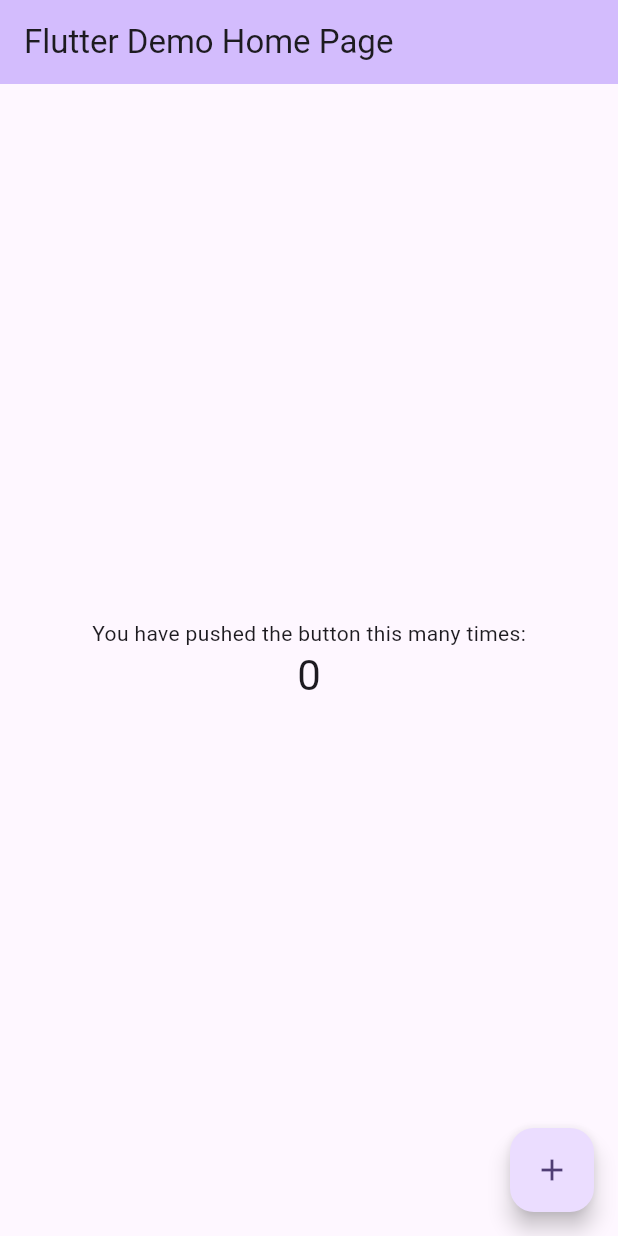
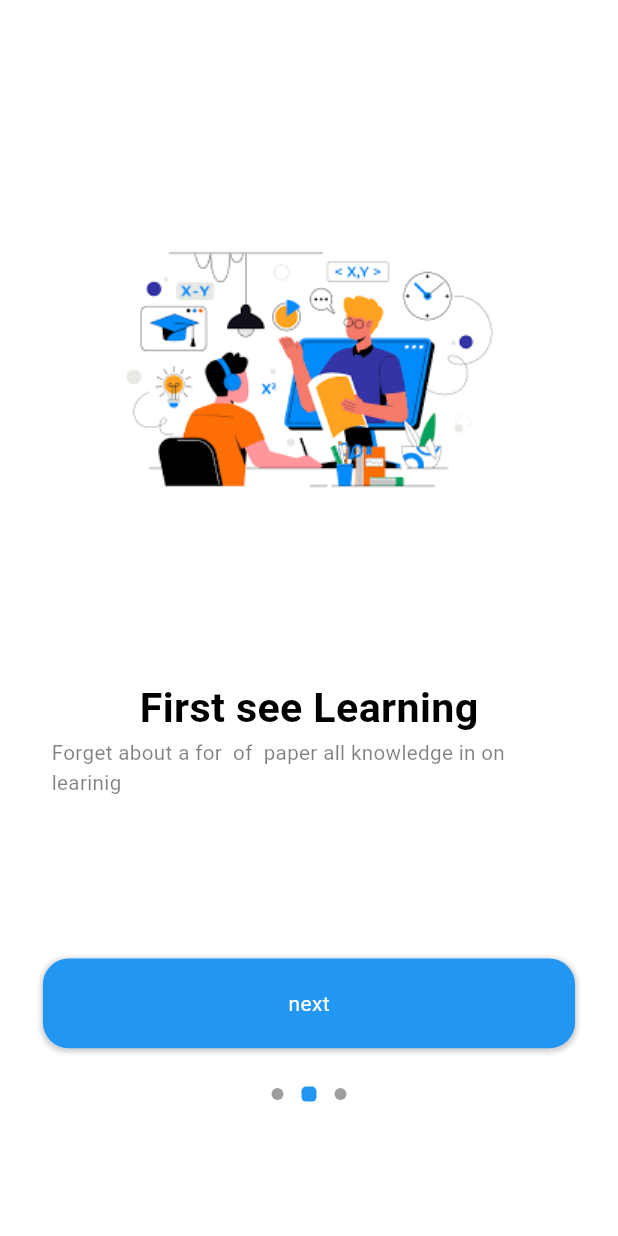
Before and after one commit to biftu123/flutterbloc, a Flutter app: the screen it shows after launch, on a phone screen of 412 x 824 dp. Run offline on Flutter 3.47's test engine with Material 3 defaults, Android fonts, the phone set to English and light mode, and no system bars; drawn by our look-alikes of dots_indicator; our stand-ins replace flutter_bloc, flutter_screenutil.

Commit message:
i finshied well come page

```diff
--- /dev/null
+++ b/lib/Pages/myHomepage.dart
@@ -0,0 +1,15 @@
+import 'package:flutter/material.dart';
+
+class Myhomepage extends StatefulWidget {
+  const Myhomepage({super.key});
+
+  @override
+  State<Myhomepage> createState() => _MyhomepageState();
+}
+
+class _MyhomepageState extends State<Myhomepage> {
+  @override
+  Widget build(BuildContext context) {
+    return const Placeholder();
+  }
+}
--- /dev/null
+++ b/lib/Pages/wellcome.dart
@@ -0,0 +1,155 @@
+import 'package:dots_indicator/dots_indicator.dart';
+import 'package:flutter/material.dart';
+import 'package:flutter_bloc/flutter_bloc.dart';
+import 'package:flutter_screenutil/flutter_screenutil.dart';
+import 'package:flutterbloc/Pages/myHomepage.dart';
+import 'package:flutterbloc/bloc/wellcome/wellbloc.dart';
+import 'package:flutterbloc/bloc/wellcome/wellcome_event.dart';
+import 'package:flutterbloc/bloc/wellcome/wellcome_state.dart';
+
+class Wellcome extends StatefulWidget {
+  const Wellcome({super.key});
+
+  @override
+  State<Wellcome> createState() => _WellcomeState();
+}
+
+class _WellcomeState extends State<Wellcome> {
+  PageController controller = PageController();
+  @override
+  Widget build(BuildContext context) {
+    return Container(
+      color: Colors.white,
+      child: Scaffold(
+          backgroundColor: Colors.white,
+          body: BlocBuilder<Wellbloc, WellcomeState>(
+            builder: (context, state) {
+              return Container(
+                margin: EdgeInsets.only(top: 34.h),
+                width: 375.w,
+                child: Stack(
+                  alignment: Alignment.topCenter,
+                  children: [
+                    PageView(
+                      controller: controller,
+                      onPageChanged: (index) {
+                        state.page = index;
+                        BlocProvider.of<Wellbloc>(context).add(WellcomeEvent());
+                      },
+                      children: [
+                        _pages(
+                            1,
+                            context,
+                            "First see Learning",
+                            "Forget about a for  of  paper all knowledge in on learinig",
+                            'next',
+                            'assets/images/learn2.png'),
+                        _pages(
+                            2,
+                            context,
+                            "Connnect with Everone",
+                            "Always keep touch with your tutor & friend. let's get connected",
+                            'next',
+                            'assets/images/learn2.png'),
+                        _pages(
+                            3,
+                            context,
+                            "Alaways Fasineted Learning",
+                            "Anywhere,anytime,the time is your discretion so study whenever you want",
+                            'get started',
+                            'assets/images/learn2.png'),
+                      ],
+                    ),
+                    Positioned(
+                        bottom: 70.h,
+                        child: DotsIndicator(
+                          position: state.page.toDouble(),
+                          dotsCount: 3,
+                          mainAxisAlignment: MainAxisAlignment.center,
+                          decorator: const DotsDecorator(
+                            color: Colors.grey,
+                            activeColor: Colors.blue,
+                            size: Size.square(8.0),
+                            activeSize: Size.square(10.0),
+                            activeShape: RoundedRectangleBorder(
+                                borderRadius:
+                                    BorderRadius.all(Radius.circular(3))),
+                          ),
+                        ))
+                  ],
+                ),
+              );
+            },
+          )),
+    );
+  }
+
+  Widget _pages(int index, BuildContext context, String title, String subtitle,
+      String Buttonname, String imagepath) {
+    return Column(
+      children: [
+        SizedBox(
+            width: 345.w,
+            height: 345.h,
+            child: Image.asset(
+              imagepath,
+            )),
+        Text(
+          title,
+          style: TextStyle(
+              color: Colors.black,
+              fontSize: 24.sp,
+              fontWeight: FontWeight.bold),
+        ),
+        Container(
+          width: 375.w,
+          padding: EdgeInsets.only(left: 30.w, right: 30.w),
+          child: Text(
+            subtitle,
+            style: TextStyle(
+                // ignore: deprecated_member_use
+                color: Colors.black.withOpacity(0.5),
+                fontSize: 12.sp,
+                fontWeight: FontWeight.normal),
+          ),
+        ),
+        GestureDetector(
+          onTap: () {
+            if (index < 3) {
+              controller.animateToPage(
+                index,
+                duration: const Duration(milliseconds: 1000),
+                curve: Curves.easeIn,
+              );
+            } else {
+              Navigator.of(context)
+                  .push(MaterialPageRoute(builder: (context) => Myhomepage()));
+            }
+          },
+          child: Container(
+            margin: EdgeInsets.only(top: 90.h, left: 25.w, right: 25.w),
+            width: 325.w,
+            height: 50.h,
+            decoration: BoxDecoration(
+                color: Colors.blue,
+                borderRadius: BorderRadius.all(Radius.circular(15.r)),
+                boxShadow: [
+                  BoxShadow(
+                    color: Colors.grey.withOpacity(0.5),
+                    offset: Offset(0, 1),
+                    spreadRadius: 1,
+                    blurRadius: 2,
+                  )
+                ]),
+            child: Center(
+              child: Text(
+                Buttonname,
+                style: TextStyle(color: Colors.white),
+              ),
+            ),
+          ),
+        )
+      ],
+    );
+  }
+}
--- /dev/null
+++ b/lib/bloc/wellcome/wellbloc.dart
@@ -0,0 +1,13 @@
+import 'package:flutter_bloc/flutter_bloc.dart';
+import 'package:flutterbloc/bloc/wellcome/wellcome_event.dart';
+import 'package:flutterbloc/bloc/wellcome/wellcome_state.dart';
+
+class Wellbloc extends Bloc<WellcomeEvent, WellcomeState> {
+  Wellbloc() : super(WellcomeState()) {
+    on<WellcomeEvent>(
+      (event, emit) {
+        emit(WellcomeState(page: state.page));
+      },
+    );
+  }
+}
--- /dev/null
+++ b/lib/bloc/wellcome/wellcome_event.dart
@@ -0,0 +1,3 @@
+class WellcomeEvent {
+
+}
--- /dev/null
+++ b/lib/bloc/wellcome/wellcome_state.dart
@@ -0,0 +1,4 @@
+class WellcomeState {
+  int page;
+  WellcomeState({this.page = 1});
+}
--- a/lib/main.dart
+++ b/lib/main.dart
@@ -1,4 +1,8 @@
 import 'package:flutter/material.dart';
+import 'package:flutter_bloc/flutter_bloc.dart';
+import 'package:flutter_screenutil/flutter_screenutil.dart';
+import 'package:flutterbloc/Pages/wellcome.dart';
+import 'package:flutterbloc/bloc/wellcome/wellbloc.dart';
 
 void main() {
   runApp(const MyApp());
@@ -10,116 +14,11 @@ class MyApp extends StatelessWidget {
   // This widget is the root of your application.
   @override
   Widget build(BuildContext context) {
-    return MaterialApp(
-      title: 'Flutter Demo',
-      theme: ThemeData(
-        // This is the theme of your application.
-        //
-        // TRY THIS: Try running your application with "flutter run". You'll see
-        // the application has a purple toolbar. Then, without quitting the app,
-        // try changing the seedColor in the colorScheme below to Colors.green
-        // and then invoke "hot reload" (save your changes or press the "hot
-        // reload" button in a Flutter-supported IDE, or press "r" if you used
-        // the command line to start the app).
-        //
-        // Notice that the counter didn't reset back to zero; the application
-        // state is not lost during the reload. To reset the state, use hot
-        // restart instead.
-        //
-        // This works for code too, not just values: Most code changes can be
-        // tested with just a hot reload.
-        colorScheme: ColorScheme.fromSeed(seedColor: Colors.deepPurple),
-        useMaterial3: true,
-      ),
-      home: const MyHomePage(title: 'Flutter Demo Home Page'),
-    );
+    return BlocProvider(create: (context) => Wellbloc(),
+    child: ScreenUtilInit(
+        builder: (context, child) => const MaterialApp(
+              debugShowCheckedModeBanner: false,
+              home: const Wellcome(),
+            )),);
   }
 }
-
-class MyHomePage extends StatefulWidget {
-  const MyHomePage({super.key, required this.title});
-
-  // This widget is the home page of your application. It is stateful, meaning
-  // that it has a State object (defined below) that contains fields that affect
-  // how it looks.
-
-  // This class is the configuration for the state. It holds the values (in this
-  // case the title) provided by the parent (in this case the App widget) and
-  // used by the build method of the State. Fields in a Widget subclass are
-  // always marked "final".
-
-  final String title;
-
-  @override
-  State<MyHomePage> createState() => _MyHomePageState();
-}
-
-class _MyHomePageState extends State<MyHomePage> {
-  int _counter = 0;
-
-  void _incrementCounter() {
-    setState(() {
-      // This call to setState tells the Flutter framework that something has
-      // changed in this State, which causes it to rerun the build method below
-      // so that the display can reflect the updated values. If we changed
-      // _counter without calling setState(), then the build method would not be
-      // called again, and so nothing would appear to happen.
-      _counter++;
-    });
-  }
-
-  @override
-  Widget build(BuildContext context) {
-    // This method is rerun every time setState is called, for instance as done
-    // by the _incrementCounter method above.
-    //
-    // The Flutter framework has been optimized to make rerunning build methods
-    // fast, so that you can just rebuild anything that needs updating rather
-    // than having to individually change instances of widgets.
-    return Scaffold(
-      appBar: AppBar(
-        // TRY THIS: Try changing the color here to a specific color (to
-        // Colors.amber, perhaps?) and trigger a hot reload to see the AppBar
-        // change color while the other colors stay the same.
-        backgroundColor: Theme.of(context).colorScheme.inversePrimary,
-        // Here we take the value from the MyHomePage object that was created by
-        // the App.build method, and use it to set our appbar title.
-        title: Text(widget.title),
-      ),
-      body: Center(
-        // Center is a layout widget. It takes a single child and positions it
-        // in the middle of the parent.
-        child: Column(
-          // Column is also a layout widget. It takes a list of children and
-          // arranges them vertically. By default, it sizes itself to fit its
-          // children horizontally, and tries to be as tall as its parent.
-          //
-          // Column has various properties to control how it sizes itself and
-          // how it positions its children. Here we use mainAxisAlignment to
-          // center the children vertically; the main axis here is the vertical
-          // axis because Columns are vertical (the cross axis would be
-          // horizontal).
-          //
-          // TRY THIS: Invoke "debug painting" (choose the "Toggle Debug Paint"
-          // action in the IDE, or press "p" in the console), to see the
-          // wireframe for each widget.
-          mainAxisAlignment: MainAxisAlignment.center,
-          children: <Widget>[
-            const Text(
-              'You have pushed the button this many times:',
-            ),
-            Text(
-              '$_counter',
-              style: Theme.of(context).textTheme.headlineMedium,
-            ),
-          ],
-        ),
-      ),
-      floatingActionButton: FloatingActionButton(
-        onPressed: _incrementCounter,
-        tooltip: 'Increment',
-        child: const Icon(Icons.add),
-      ), // This trailing comma makes auto-formatting nicer for build methods.
-    );
-  }
-}
--- a/pubspec.yaml
+++ b/pubspec.yaml
@@ -36,6 +36,8 @@ dependencies:
   # Use with the CupertinoIcons class for iOS style icons.
   cupertino_icons: ^1.0.8
   flutter_bloc: ^8.1.6
+  flutter_screenutil: ^5.9.3
+  dots_indicator: ^2.1.1
 
 dev_dependencies:
   flutter_test:
@@ -60,8 +62,8 @@ flutter:
   uses-material-design: true
 
   # To add assets to your application, add an assets section, like this:
-  # assets:
-  #   - images/a_dot_burr.jpeg
+  assets:
+     - assets/images/
   #   - images/a_dot_ham.jpeg
 
   # An image asset can refer to one or more resolution-specific "variants", see
```
Also changed, not shown: assets/images/learn2.png (added), pubspec.lock.
